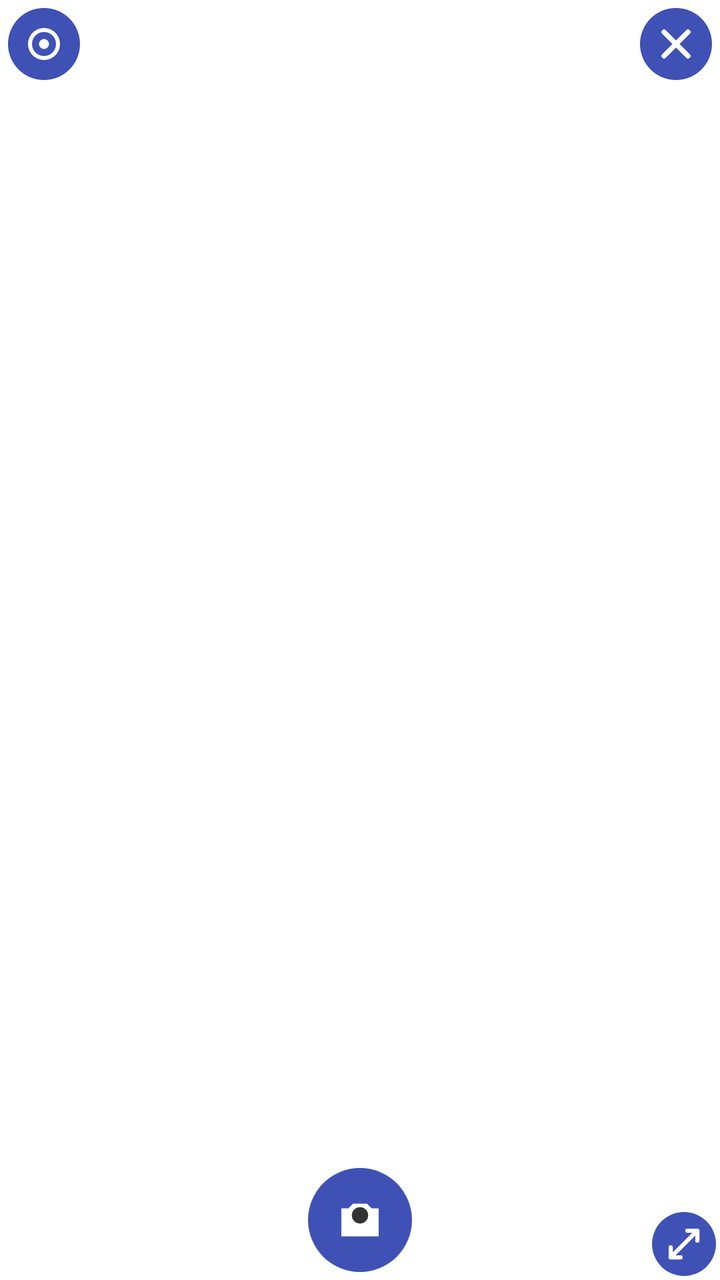
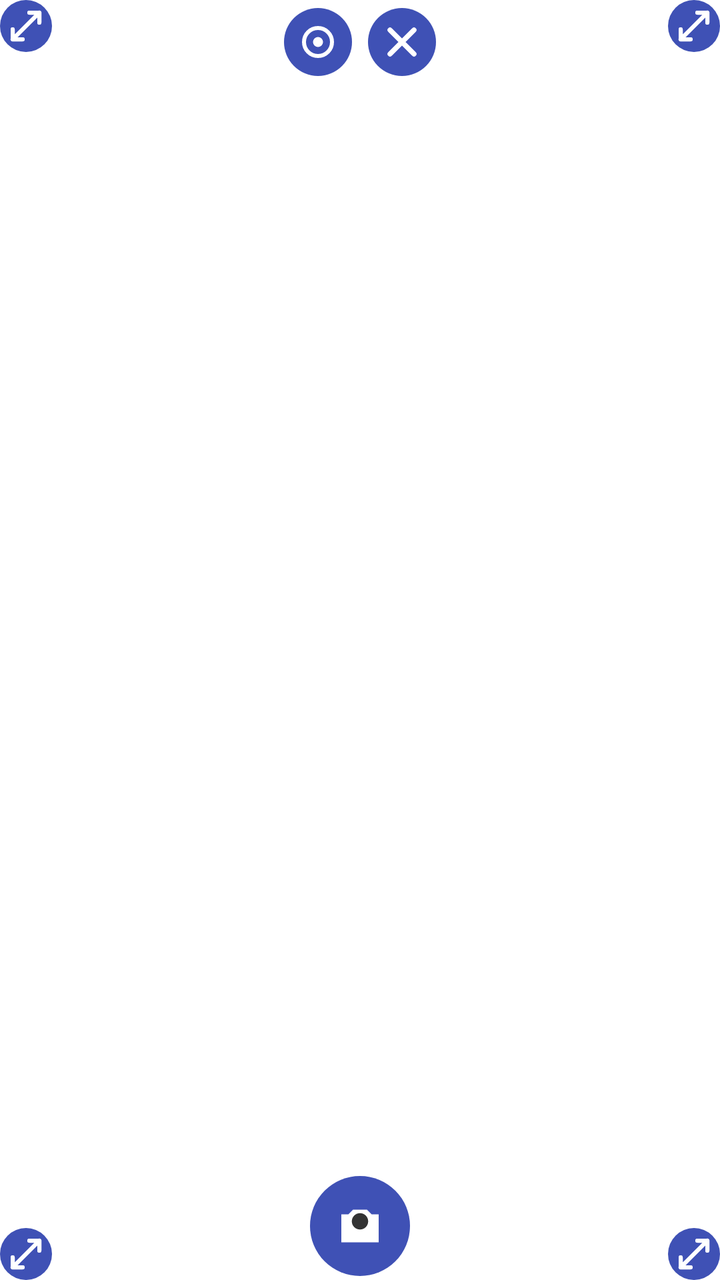

Screens rendered from an Android XML layout before and after an edit, with the pre-edit source and the edit as a unified diff.
<!-- AndroidManifest.xml: application theme Theme.FloatShot -->
<!-- res/layout/floating_frame.xml -->
<?xml version="1.0" encoding="utf-8"?>
<RelativeLayout xmlns:android="http://schemas.android.com/apk/res/android"
    android:id="@+id/frameRoot"
    android:layout_width="match_parent"
    android:layout_height="match_parent">

    <ImageButton
        android:id="@+id/btnSettings"
        android:layout_width="36dp"
        android:layout_height="36dp"
        android:layout_alignParentTop="true"
        android:layout_alignParentStart="true"
        android:layout_margin="4dp"
        android:background="@drawable/circle_bg"
        android:src="@drawable/ic_settings"
        android:padding="6dp"
        android:contentDescription="Settings"/>

    <ImageButton
        android:id="@+id/btnClose"
        android:layout_width="36dp"
        android:layout_height="36dp"
        android:layout_alignParentTop="true"
        android:layout_alignParentEnd="true"
        android:layout_margin="4dp"
        android:background="@drawable/circle_bg"
        android:src="@drawable/ic_close"
        android:padding="6dp"
        android:contentDescription="Close"/>

    <ImageButton
        android:id="@+id/btnResize"
        android:layout_width="32dp"
        android:layout_height="32dp"
        android:layout_alignParentBottom="true"
        android:layout_alignParentEnd="true"
        android:layout_margin="2dp"
        android:background="@drawable/circle_bg"
        android:src="@drawable/ic_resize"
        android:padding="6dp"
        android:contentDescription="Resize"/>

    <ImageButton
        android:id="@+id/btnCapture"
        android:layout_width="52dp"
        android:layout_height="52dp"
        android:layout_centerHorizontal="true"
        android:layout_alignParentBottom="true"
        android:layout_marginBottom="4dp"
        android:background="@drawable/circle_bg"
        android:src="@drawable/ic_camera"
        android:padding="12dp"
        android:contentDescription="Capture"/>

</RelativeLayout>
<!-- resources referenced by this layout -->
<resources>
  <!-- drawable circle_bg (drawable) -->
  <?xml version="1.0" encoding="utf-8"?>
  <shape xmlns:android="http://schemas.android.com/apk/res/android" android:shape="oval">
      <solid android:color="#3F51B5"/>
  </shape>
  <!-- drawable ic_camera (drawable) -->
  <?xml version="1.0" encoding="utf-8"?>
  <vector xmlns:android="http://schemas.android.com/apk/res/android"
      android:width="28dp"
      android:height="28dp"
      android:viewportWidth="24"
      android:viewportHeight="24">
      <path
          android:pathData="M4,7h3l2,-2h6l2,2h3v12H4z"
          android:fillColor="#FFFFFF"/>
      <path
          android:pathData="M12,10m-3.5,0a3.5,3.5 0,1 1,7 0a3.5,3.5 0,1 1,-7 0"
          android:fillColor="#333333"/>
  </vector>
  <!-- drawable ic_close (drawable) -->
  <?xml version="1.0" encoding="utf-8"?>
  <vector xmlns:android="http://schemas.android.com/apk/res/android"
      android:width="24dp"
      android:height="24dp"
      android:viewportWidth="24"
      android:viewportHeight="24">
      <path
          android:pathData="M6,6 L18,18 M18,6 L6,18"
          android:strokeColor="#FFFFFF"
          android:strokeWidth="2.5"
          android:strokeLineCap="round"/>
  </vector>
  <!-- drawable ic_resize (drawable) -->
  <?xml version="1.0" encoding="utf-8"?>
  <vector xmlns:android="http://schemas.android.com/apk/res/android"
      android:width="20dp"
      android:height="20dp"
      android:viewportWidth="24"
      android:viewportHeight="24">
      <path
          android:pathData="M4,20 L20,4 M20,4 L14,4 M20,4 L20,10 M4,20 L10,20 M4,20 L4,14"
          android:strokeColor="#FFFFFF"
          android:strokeWidth="2.5"
          android:strokeLineCap="round"
          android:strokeLineJoin="round"/>
  </vector>
  <!-- drawable ic_settings (drawable) -->
  <?xml version="1.0" encoding="utf-8"?>
  <vector xmlns:android="http://schemas.android.com/apk/res/android"
      android:width="24dp"
      android:height="24dp"
      android:viewportWidth="24"
      android:viewportHeight="24">
      <path
          android:pathData="M12,12m-7,0a7,7 0,1 1,14 0a7,7 0,1 1,-14 0"
          android:strokeColor="#FFFFFF"
          android:strokeWidth="2"
          android:fillColor="#00000000"/>
      <path
          android:pathData="M12,12m-2.5,0a2.5,2.5 0,1 1,5 0a2.5,2.5 0,1 1,-5 0"
          android:fillColor="#FFFFFF"/>
  </vector>
  <style name="Theme.FloatShot" parent="Theme.MaterialComponents.DayNight.NoActionBar" />
</resources>

<!-- the commit's change to res/layout/floating_frame.xml (unified diff, before → after) -->
@@ -4,52 +4,88 @@
     android:layout_width="match_parent"
     android:layout_height="match_parent">
 
+    <LinearLayout
+        android:layout_width="wrap_content"
+        android:layout_height="wrap_content"
+        android:layout_centerHorizontal="true"
+        android:layout_alignParentTop="true"
+        android:layout_marginTop="4dp"
+        android:orientation="horizontal">
+
+        <ImageButton
+            android:id="@+id/btnSettings"
+            android:layout_width="34dp"
+            android:layout_height="34dp"
+            android:layout_marginEnd="8dp"
+            android:background="@drawable/circle_bg"
+            android:src="@drawable/ic_settings"
+            android:padding="6dp"
+            android:contentDescription="Settings"/>
+
+        <ImageButton
+            android:id="@+id/btnClose"
+            android:layout_width="34dp"
+            android:layout_height="34dp"
+            android:background="@drawable/circle_bg"
+            android:src="@drawable/ic_close"
+            android:padding="6dp"
+            android:contentDescription="Close"/>
+    </LinearLayout>
+
     <ImageButton
-        android:id="@+id/btnSettings"
-        android:layout_width="36dp"
-        android:layout_height="36dp"
+        android:id="@+id/btnResizeTL"
+        android:layout_width="26dp"
+        android:layout_height="26dp"
         android:layout_alignParentTop="true"
         android:layout_alignParentStart="true"
-        android:layout_margin="4dp"
         android:background="@drawable/circle_bg"
-        android:src="@drawable/ic_settings"
-        android:padding="6dp"
-        android:contentDescription="Settings"/>
+        android:src="@drawable/ic_resize"
+        android:padding="4dp"
+        android:contentDescription="Resize"/>
 
     <ImageButton
-        android:id="@+id/btnClose"
-        android:layout_width="36dp"
-        android:layout_height="36dp"
+        android:id="@+id/btnResizeTR"
+        android:layout_width="26dp"
+        android:layout_height="26dp"
         android:layout_alignParentTop="true"
         android:layout_alignParentEnd="true"
-        android:layout_margin="4dp"
         android:background="@drawable/circle_bg"
-        android:src="@drawable/ic_close"
-        android:padding="6dp"
-        android:contentDescription="Close"/>
+        android:src="@drawable/ic_resize"
+        android:padding="4dp"
+        android:contentDescription="Resize"/>
 
     <ImageButton
-        android:id="@+id/btnResize"
-        android:layout_width="32dp"
-        android:layout_height="32dp"
+        android:id="@+id/btnResizeBL"
+        android:layout_width="26dp"
+        android:layout_height="26dp"
+        android:layout_alignParentBottom="true"
+        android:layout_alignParentStart="true"
+        android:background="@drawable/circle_bg"
+        android:src="@drawable/ic_resize"
+        android:padding="4dp"
+        android:contentDescription="Resize"/>
+
+    <ImageButton
+        android:id="@+id/btnResizeBR"
+        android:layout_width="26dp"
+        android:layout_height="26dp"
         android:layout_alignParentBottom="true"
         android:layout_alignParentEnd="true"
-        android:layout_margin="2dp"
         android:background="@drawable/circle_bg"
         android:src="@drawable/ic_resize"
-        android:padding="6dp"
+        android:padding="4dp"
         android:contentDescription="Resize"/>
 
     <ImageButton
         android:id="@+id/btnCapture"
-        android:layout_width="52dp"
-        android:layout_height="52dp"
+        android:layout_width="50dp"
+        android:layout_height="50dp"
         android:layout_centerHorizontal="true"
         android:layout_alignParentBottom="true"
-        android:layout_marginBottom="4dp"
+        android:layout_marginBottom="2dp"
         android:background="@drawable/circle_bg"
         android:src="@drawable/ic_camera"
-        android:padding="12dp"
+        android:padding="11dp"
         android:contentDescription="Capture"/>
 
 </RelativeLayout>
